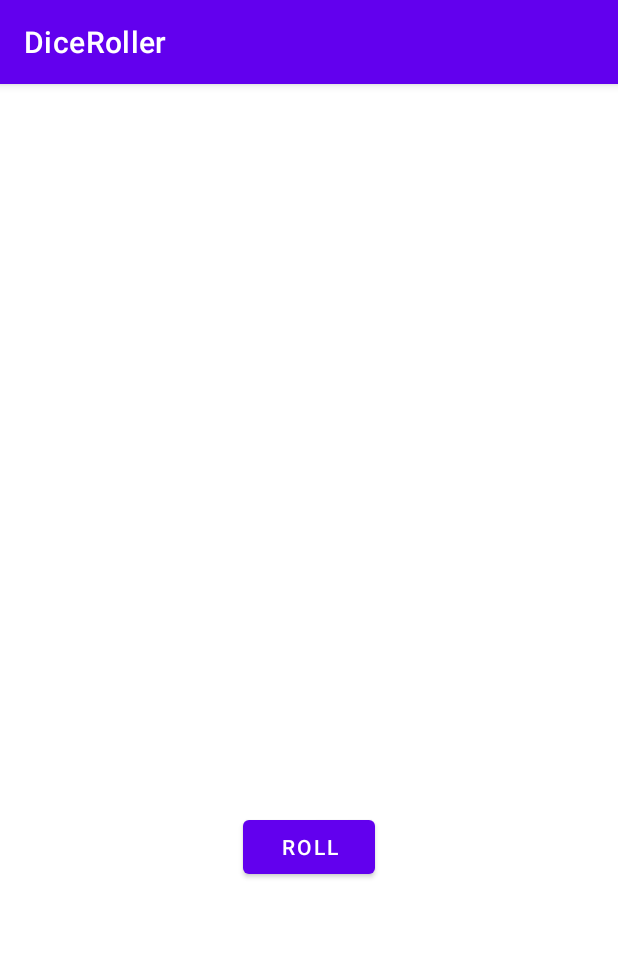
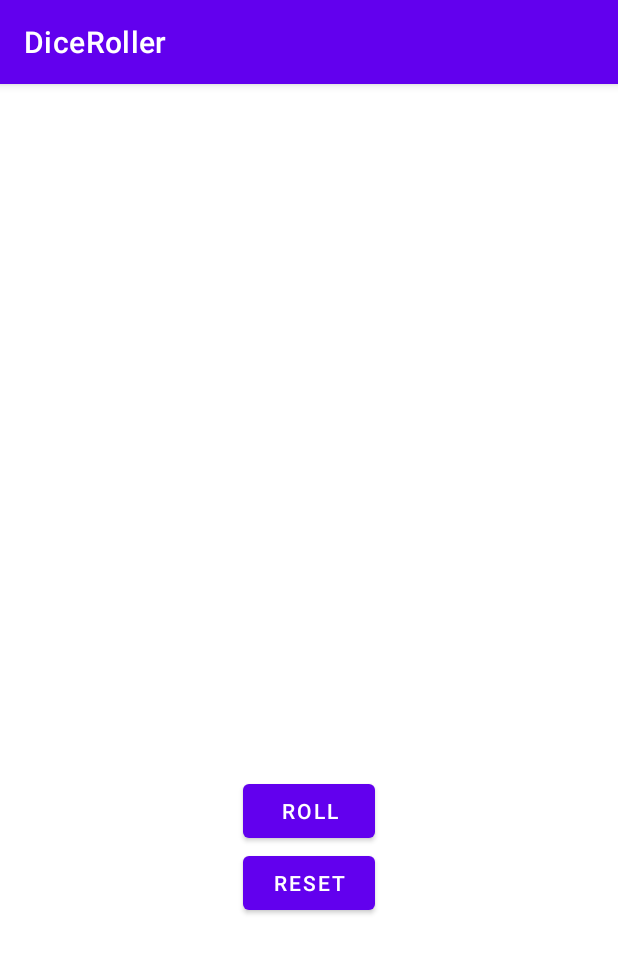
Before and after one commit to DarlynCR/DiceRoller, an Android app: the screen it shows after launch (MainActivity), on a phone screen of 412 x 824 dp. Shown: the top 953 px of the screen. Run offline under Robolectric (Android 15) with nearby library versions, the phone set to English and light mode, and no system bars.

Commit message:
ResetButton - desarrollo de actividad

```diff
--- a/app/src/main/java/com/example/diceroller/MainActivity.kt
+++ b/app/src/main/java/com/example/diceroller/MainActivity.kt
@@ -21,6 +21,8 @@ class MainActivity : AppCompatActivity() {
         val rollButton: Button = findViewById(R.id.btn_roll)
         rollButton.setOnClickListener{ rollDice() }
 
+        val resetButton : Button = findViewById(R.id.btn_reset)
+        resetButton.setOnClickListener{ reset() }
         diceImageView = findViewById(R.id.iv_dice_image)
         diceImageView2 = findViewById(R.id.iv_dice_image2)
 
@@ -53,4 +55,13 @@ class MainActivity : AppCompatActivity() {
     }
 
 
+    private fun reset(){
+
+        diceImageView.setImageResource(R.drawable.empty_dice)
+
+        diceImageView2.setImageResource(R.drawable.empty_dice)
+
+
+    }
+
 }
--- a/app/src/main/res/layout/activity_main.xml
+++ b/app/src/main/res/layout/activity_main.xml
@@ -38,4 +38,11 @@
         android:text="@string/roll"
         android:layout_gravity="center_horizontal"/>
 
+    <Button
+        android:id="@+id/btn_reset"
+        android:layout_width="wrap_content"
+        android:layout_height="wrap_content"
+        android:text="@string/reset"
+        android:layout_gravity="center_horizontal"/>
+
 </LinearLayout>
```
